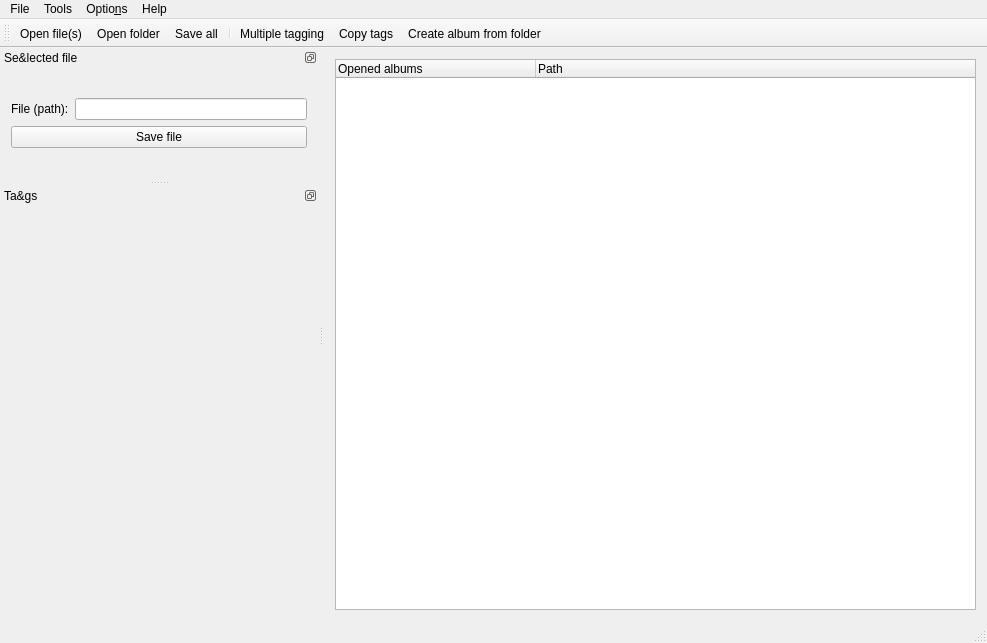
First picture: the form in src/mainwindow.ui, repository amethystant/Qtag, before the edit.
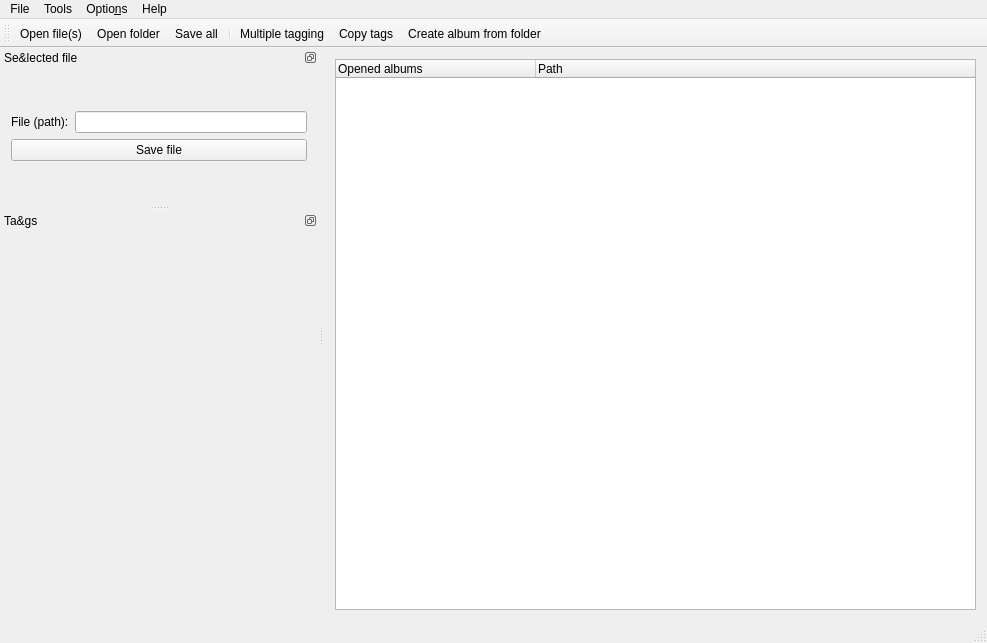
Second picture: the form after the edit. Icons and pictures are not drawn.

```diff
--- a/src/mainwindow.ui
+++ b/src/mainwindow.ui
@@ -124,8 +124,8 @@
    </property>
    <property name="minimumSize">
     <size>
-     <width>0</width>
-     <height>0</height>
+     <width>110</width>
+     <height>114</height>
     </size>
    </property>
    <property name="baseSize">
```
Left out of the diff: 27 changed lines with no effect on the pictures.
